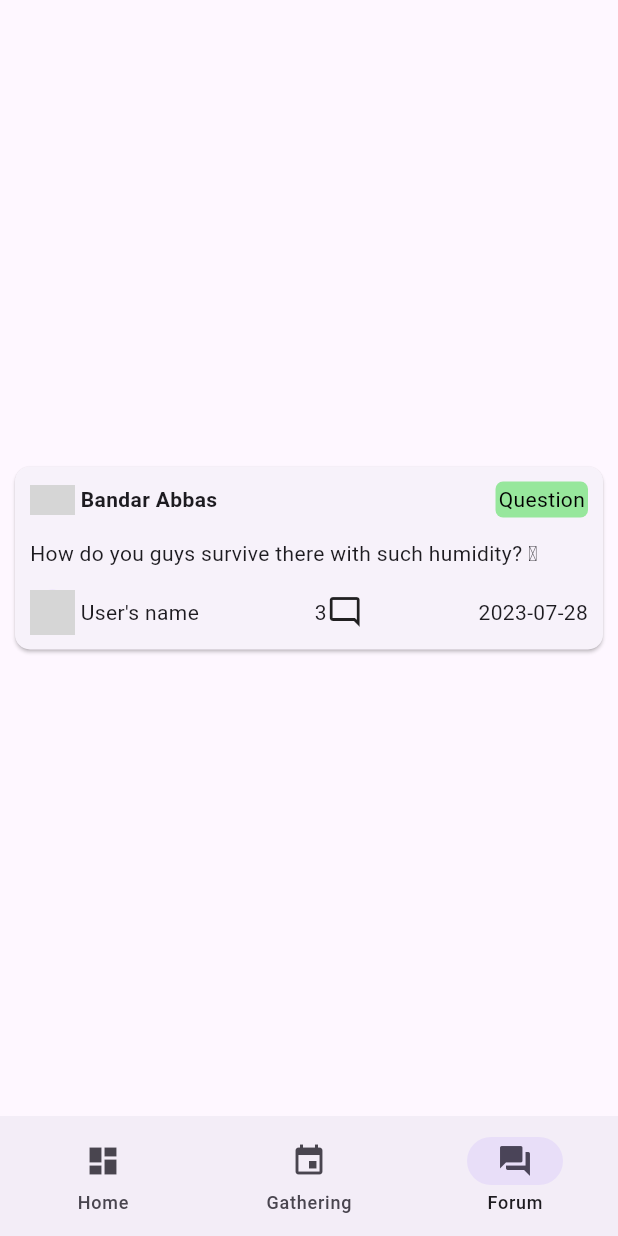
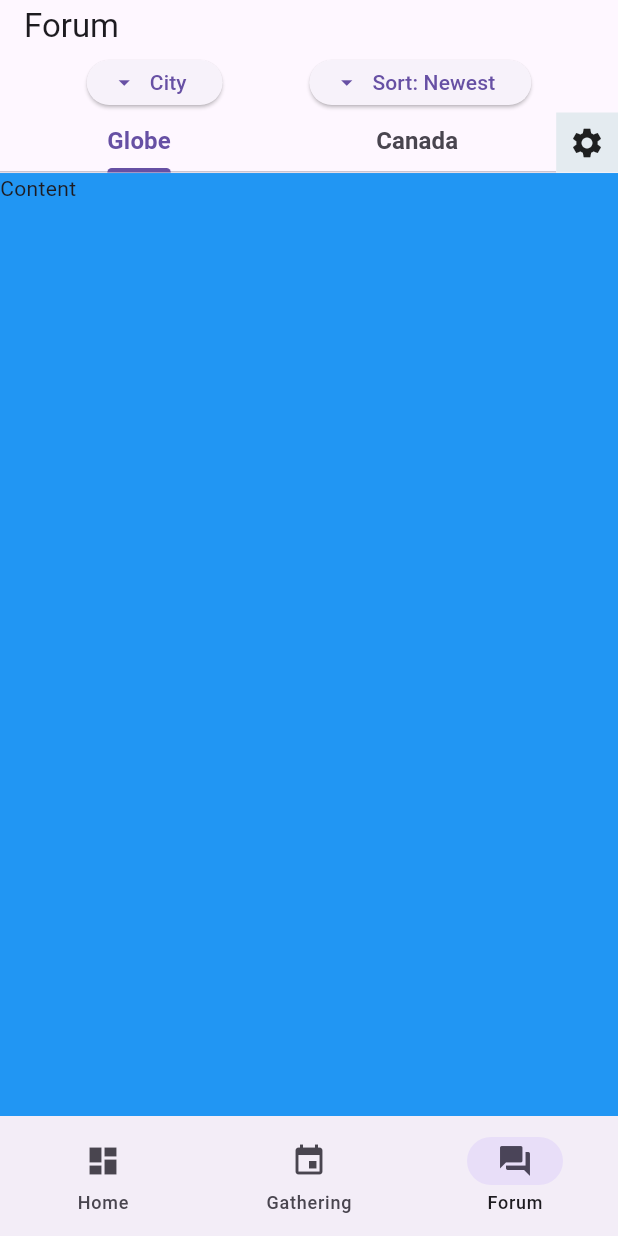
Before and after one commit to A-Sattari/Wander-Pal-Interface, a Flutter app: the screen it shows after launch, item 3 of the bottom bar chosen, on a phone screen of 412 x 824 dp. Run offline on Flutter 3.47's test engine with Material 2 defaults, Android fonts, the phone set to English and light mode, and no system bars; our stand-ins replace firebase_auth, firebase_core, flutter_riverpod, flutter_secure_storage, google_sign_in, graphql_flutter and 1 more; missing offline and left inert: flutter_facebook_auth; accounts and stored records are empty; network calls fail; grey boxes are pictures that could not be loaded.

Commit message:
Create Forum page

```diff
--- /dev/null
+++ b/lib/presentation/forum/forum_page.dart
@@ -0,0 +1,116 @@
+import "package:flutter/material.dart";
+import "package:flutter_riverpod/flutter_riverpod.dart";
+
+class ForumPage extends ConsumerStatefulWidget {
+  const ForumPage({super.key});
+
+  @override
+  ConsumerState createState() => _ForumPageState();
+}
+
+class _ForumPageState extends ConsumerState<ForumPage> with TickerProviderStateMixin {
+  late TabController _tabController;
+
+  @override
+  void initState() {
+    super.initState();
+    _tabController = TabController(length: 2, vsync: this);
+    // ref.read();
+  }
+
+  @override
+  void dispose() {
+    _tabController.dispose();
+    super.dispose();
+  }
+
+  @override
+  Widget build(BuildContext context) {
+    return Scaffold(
+      appBar: PreferredSize(
+        preferredSize: Size.fromHeight(
+          MediaQuery.of(context).size.height * 0.14
+        ),
+        child: Column(
+          children: [
+            AppBar(
+              title: const Text("Forum"),
+              toolbarHeight: 35.0,
+            ),
+            _getFilterBarContent(),
+            _getTabBarContent()
+          ],
+        ),
+      ),
+      body: TabBarView(
+        controller: _tabController,
+        children:[
+          Container(
+            color: Colors.blue,
+            child: const Text("Content"),
+          ),
+          Container(
+            alignment: Alignment.center,
+            color: Colors.indigo,
+            child: const Text("Content"),
+          )
+        ],
+      ),
+    );
+  }
+
+  Widget _getFilterBarContent() {
+    return SizedBox(
+      height: 40.0,
+      child: Row(
+        mainAxisAlignment: MainAxisAlignment.spaceEvenly,
+        children: [
+          ElevatedButton.icon(
+            onPressed: () {},
+            label: const Text("City"),
+            icon: const Icon(Icons.arrow_drop_down),
+            style: ElevatedButton.styleFrom(
+              minimumSize: const Size(0, 30),
+            ),
+          ),
+          ElevatedButton.icon(
+            onPressed: () {},
+            label: const Text("Sort: " "Newest"),
+            icon: const Icon(Icons.arrow_drop_down),
+            style: ElevatedButton.styleFrom(
+              minimumSize: const Size(0, 30),
+            ),
+          ),
+        ],
+      )
+    );
+  }
+
+  Widget _getTabBarContent() {
+    return Row(
+      children: [
+        SizedBox(
+          width: MediaQuery.of(context).size.width * 0.9,
+          height: 40,
+          child: TabBar(
+            controller: _tabController,
+            tabs: const [
+              Tab(text: "Globe"),
+              Tab(text: "Canada"),
+            ],
+            labelStyle: const TextStyle(fontSize: 16, fontWeight: FontWeight.w600),
+          ),
+        ),
+        InkWell(
+          child: Container(
+            width: MediaQuery.of(context).size.width * 0.1,
+            height: 40,
+            color: const Color.fromARGB(255, 228, 235, 240),
+            child: const Icon(Icons.settings),
+          ),
+          onTap: () {},
+        )
+      ],
+    );
+  }
+}
--- a/lib/presentation/navigation_bar.dart
+++ b/lib/presentation/navigation_bar.dart
@@ -1,7 +1,5 @@
 import "package:flutter/material.dart";
-import "package:wander_pal/models/discussion.dart";
-import "package:wander_pal/models/discussion_category.dart";
-import "package:wander_pal/presentation/forum/discussion_card.dart";
+import "package:wander_pal/presentation/forum/forum_page.dart";
 import "package:wander_pal/presentation/gathering/gathering_page.dart";
 import "package:wander_pal/presentation/authentication/login_page.dart";
 
@@ -43,10 +41,7 @@ class _MainNavigationBarState extends State<MainNavigationBar> {
       body: <Widget>[
         const LoginPage(),
         const GatheringPage(),
-        Container(
-          alignment: Alignment.center,
-          child: DiscussionCard(Discussion(1, 110, DiscussionCategory(1, "Question"), "IRI", "Bandar Abbas", "How do you guys survive there with such humidity? 🥸")),
-        ),
+        const ForumPage(),
       ][currentPageIndex],
     );
   }
```
